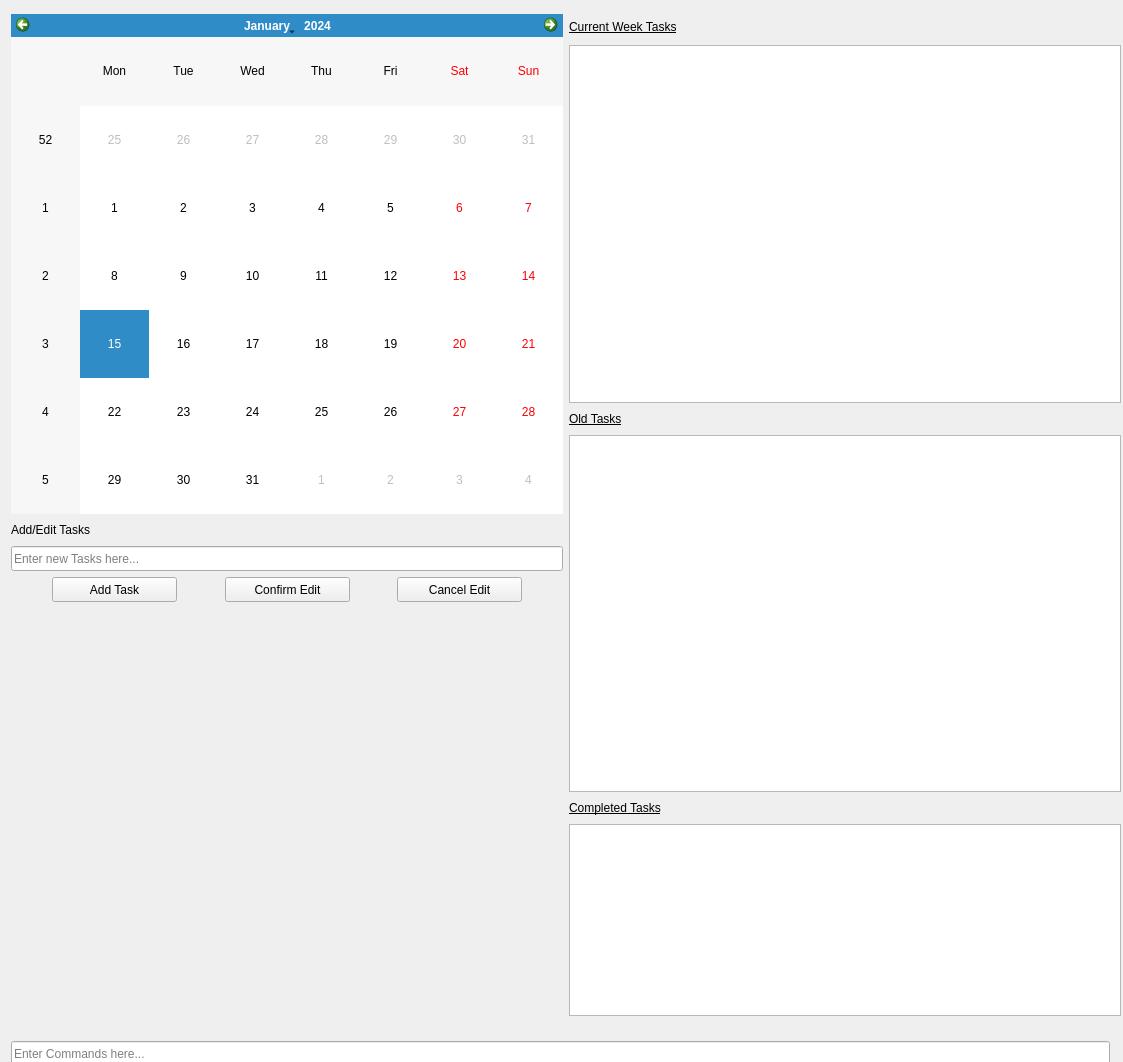
Before: the Qt Designer form Endeavor/TasksWindow.ui in rjdelacruz1/Endeavor, drawn with Qt 5.
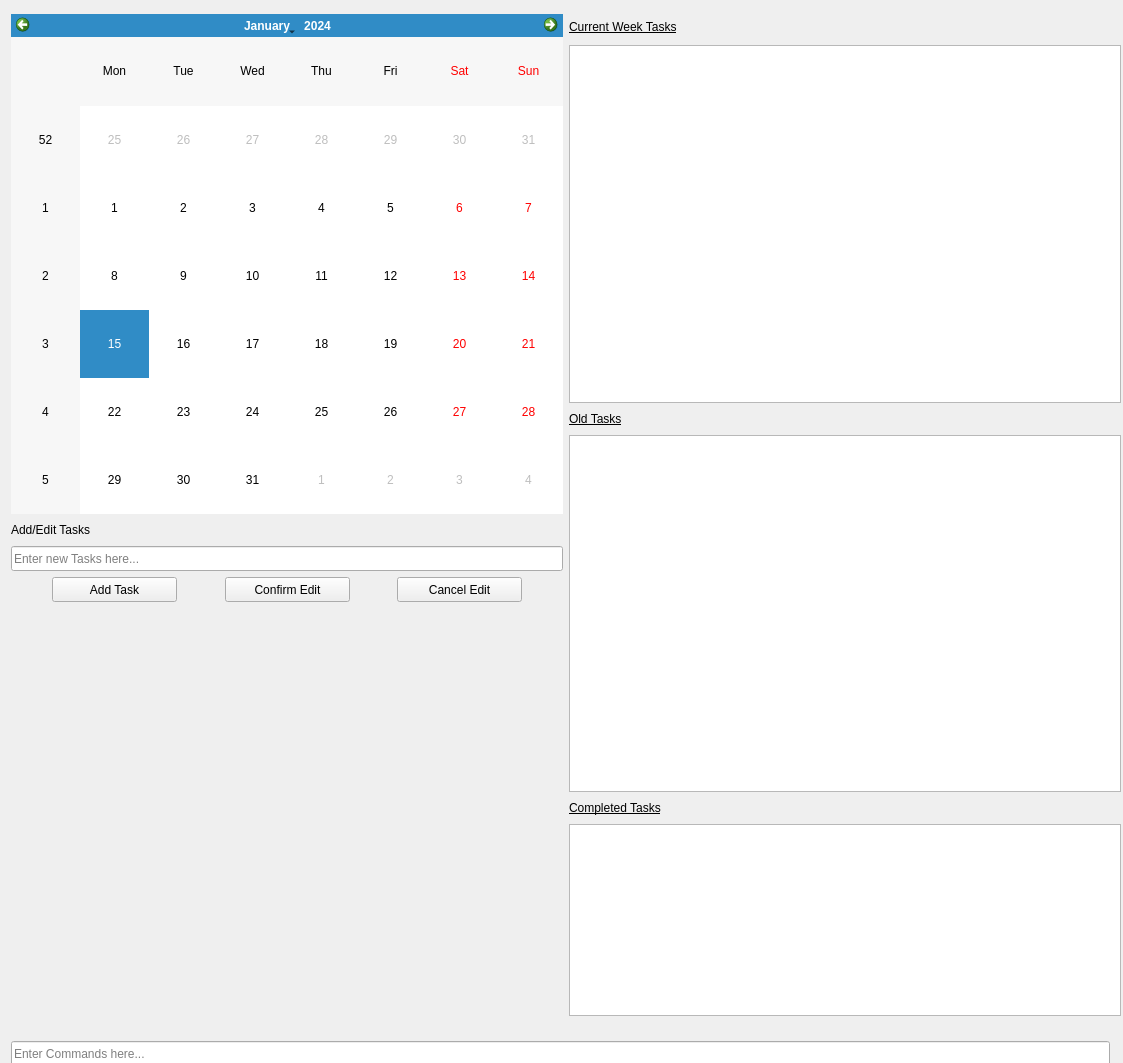
After: the same form once the commit is applied.

The edit to the form file:
```diff
--- a/Endeavor/TasksWindow.ui
+++ b/Endeavor/TasksWindow.ui
@@ -7,9 +7,15 @@
     <x>0</x>
     <y>0</y>
     <width>1123</width>
-    <height>1062</height>
+    <height>1063</height>
    </rect>
   </property>
+  <property name="minimumSize">
+   <size>
+    <width>1123</width>
+    <height>1063</height>
+   </size>
+  </property>
   <property name="baseSize">
    <size>
     <width>1500</width>
```
